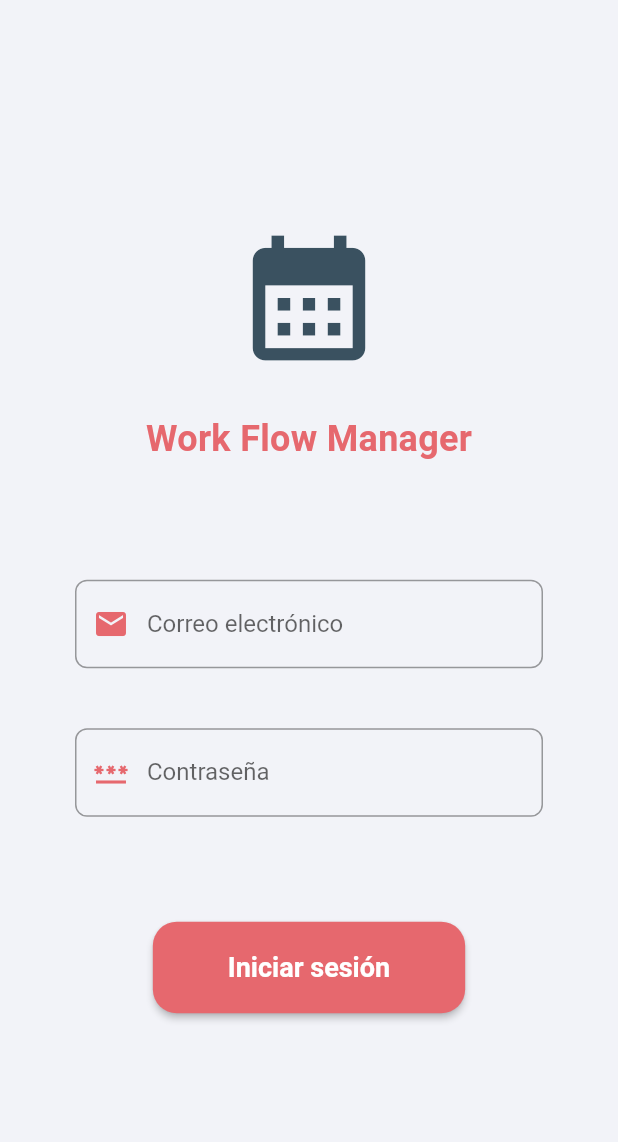
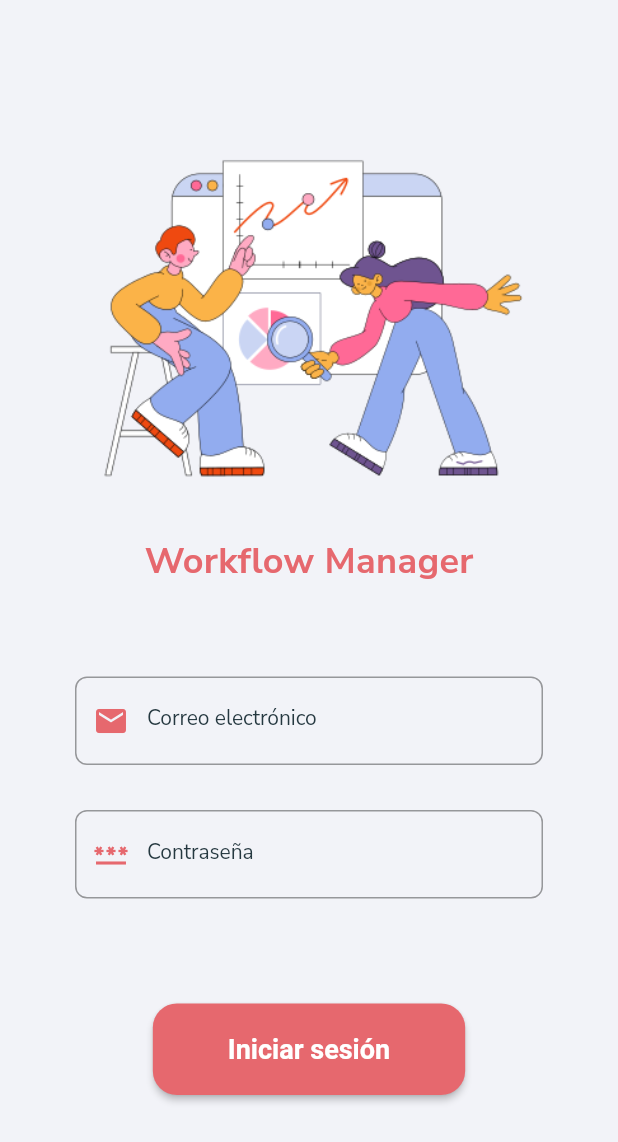
Before and after one commit to GreyHat147/work-flow-manager, a Flutter app: the screen it shows after launch, on a phone screen of 412 x 824 dp. Shown: the top 1142 px of the screen. Run offline on Flutter 3.47's test engine with Material 2 defaults, Android fonts, the light colour scheme and no system bars; our stand-ins replace cloud_firestore, dropdown_search, equatable, firebase_auth, firebase_core, flutter_bloc and 4 more; accounts and stored records are empty.

Commit message:
add logo and new font

```diff
--- a/lib/app_theme.dart
+++ b/lib/app_theme.dart
@@ -1,4 +1,5 @@
 import 'package:flutter/material.dart';
+import 'package:google_fonts/google_fonts.dart';
 
 class AppTheme {
   AppTheme._();
@@ -20,9 +21,9 @@ class AppTheme {
   static const Color dismissibleBackground = Color(0xFF364A54);
   static const Color spacer = Color(0xFFF2F2F2);
 
-  static const String fontName = 'Roboto';
+  static String fontName = GoogleFonts.nunitoSans().fontFamily!;
 
-  static const TextTheme textTheme = TextTheme(
+  static TextTheme textTheme = TextTheme(
     headlineMedium: display1,
     headlineSmall: headline,
     titleLarge: title,
@@ -32,7 +33,7 @@ class AppTheme {
     bodySmall: caption,
   );
 
-  static const TextStyle display1 = TextStyle(
+  static TextStyle display1 = TextStyle(
     fontFamily: fontName,
     fontWeight: FontWeight.bold,
     fontSize: 36,
@@ -41,7 +42,7 @@ class AppTheme {
     color: darkerText,
   );
 
-  static const TextStyle headline = TextStyle(
+  static TextStyle headline = TextStyle(
     fontFamily: fontName,
     fontWeight: FontWeight.bold,
     fontSize: 24,
@@ -49,7 +50,7 @@ class AppTheme {
     color: darkerText,
   );
 
-  static const TextStyle title = TextStyle(
+  static TextStyle title = TextStyle(
     fontFamily: fontName,
     fontWeight: FontWeight.bold,
     fontSize: 16,
@@ -57,7 +58,7 @@ class AppTheme {
     color: darkerText,
   );
 
-  static const TextStyle subtitle = TextStyle(
+  static TextStyle subtitle = TextStyle(
     fontFamily: fontName,
     fontWeight: FontWeight.w400,
     fontSize: 14,
@@ -65,7 +66,7 @@ class AppTheme {
     color: darkText,
   );
 
-  static const TextStyle body2 = TextStyle(
+  static TextStyle body2 = TextStyle(
     fontFamily: fontName,
     fontWeight: FontWeight.w400,
     fontSize: 14,
@@ -73,7 +74,7 @@ class AppTheme {
     color: darkText,
   );
 
-  static const TextStyle body1 = TextStyle(
+  static TextStyle body1 = TextStyle(
     fontFamily: fontName,
     fontWeight: FontWeight.w400,
     fontSize: 16,
@@ -81,7 +82,7 @@ class AppTheme {
     color: darkText,
   );
 
-  static const TextStyle caption = TextStyle(
+  static TextStyle caption = TextStyle(
     fontFamily: fontName,
     fontWeight: FontWeight.w400,
     fontSize: 12,
--- a/lib/view/login_view.dart
+++ b/lib/view/login_view.dart
@@ -55,13 +55,12 @@ class LoginView extends StatelessWidget {
                     child: Column(
                       crossAxisAlignment: CrossAxisAlignment.center,
                       children: [
-                        const Icon(Icons.calendar_month,
-                            size: 100, color: AppTheme.grey),
+                        Image.asset('assets/logo.png'),
                         const SizedBox(height: 30),
                         const Align(
                           alignment: Alignment.center,
                           child: Text(
-                            'Work Flow Manager',
+                            'Workflow Manager',
                             style: TextStyle(
                               fontSize: 24,
                               fontWeight: FontWeight.bold,
@@ -69,7 +68,7 @@ class LoginView extends StatelessWidget {
                             ),
                           ),
                         ),
-                        const SizedBox(height: 80),
+                        const SizedBox(height: 60),
                         CustomTextField(
                           labelText: 'Correo electrónico',
                           controller: emailController,
@@ -80,7 +79,7 @@ class LoginView extends StatelessWidget {
                             color: AppTheme.appColor,
                           ),
                         ),
-                        const SizedBox(height: 40),
+                        const SizedBox(height: 30),
                         CustomTextField(
                           labelText: 'Contraseña',
                           controller: passwordController,
--- a/lib/view/widgets/custom_button.dart
+++ b/lib/view/widgets/custom_button.dart
@@ -15,6 +15,7 @@ class CustomButton extends StatelessWidget {
   Widget build(BuildContext context) {
     return ElevatedButton(
       style: ElevatedButton.styleFrom(
+        textStyle: Theme.of(context).textTheme.bodyMedium,
         minimumSize: const Size.fromHeight(40),
         shape: RoundedRectangleBorder(
           // Change your radius here
--- a/lib/view/widgets/custom_text_field.dart
+++ b/lib/view/widgets/custom_text_field.dart
@@ -37,6 +37,7 @@ class CustomTextField extends StatelessWidget {
       maxLines: maxLines,
       readOnly: readOnly,
       decoration: InputDecoration(
+        labelStyle: Theme.of(context).textTheme.titleSmall,
         enabled: enabled,
         prefixIcon: prefixIcon,
         labelText: labelText,
```
Also changed, not shown: pubspec.yaml (+5 -6 lines), assets/logo.png (added), pubspec.lock, 1 other file.
